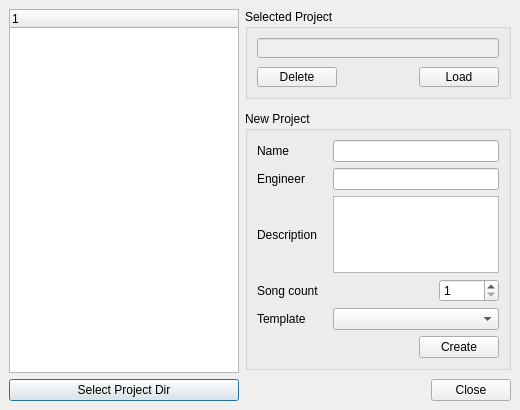
Qt form src/traverso/ui/ProjectManagerDialog.ui (ErwanLegrand/Traverso-DAW) before a commit.
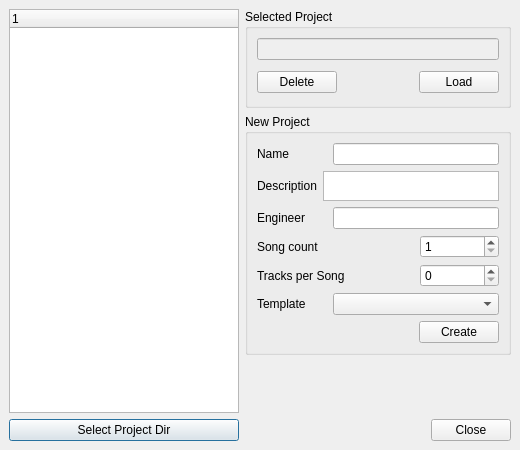
The same form after that commit.

Commit message: * Added track count spinbox to select the number of tracks to create for the new song * update song list correctly when songs are added/removed

The edit to the form file:
```diff
--- a/src/traverso/ui/ProjectManagerDialog.ui
+++ b/src/traverso/ui/ProjectManagerDialog.ui
@@ -6,7 +6,7 @@
     <x>0</x>
     <y>0</y>
     <width>520</width>
-    <height>410</height>
+    <height>450</height>
    </rect>
   </property>
   <property name="minimumSize" >
@@ -56,7 +56,7 @@
          <hsizetype>7</hsizetype>
          <vsizetype>7</vsizetype>
          <horstretch>2</horstretch>
-         <verstretch>2</verstretch>
+         <verstretch>4</verstretch>
         </sizepolicy>
        </property>
        <property name="minimumSize" >
@@ -92,7 +92,7 @@
       <number>0</number>
      </property>
      <property name="spacing" >
-      <number>9</number>
+      <number>6</number>
      </property>
      <item>
       <layout class="QVBoxLayout" >
@@ -100,7 +100,7 @@
         <number>0</number>
        </property>
        <property name="spacing" >
-        <number>12</number>
+        <number>6</number>
        </property>
        <item>
         <widget class="QGroupBox" name="groupBox_2" >
@@ -246,6 +246,47 @@
             </item>
            </layout>
           </item>
+          <item>
+           <layout class="QHBoxLayout" >
+            <property name="margin" >
+             <number>0</number>
+            </property>
+            <property name="spacing" >
+             <number>6</number>
+            </property>
+            <item>
+             <widget class="QLabel" name="label" >
+              <property name="minimumSize" >
+               <size>
+                <width>0</width>
+                <height>0</height>
+               </size>
+              </property>
+              <property name="text" >
+               <string>Description</string>
+              </property>
+             </widget>
+            </item>
+            <item>
+             <widget class="QTextEdit" name="descriptionTextEdit" >
+              <property name="sizePolicy" >
+               <sizepolicy>
+                <hsizetype>7</hsizetype>
+                <vsizetype>7</vsizetype>
+                <horstretch>0</horstretch>
+                <verstretch>0</verstretch>
+               </sizepolicy>
+              </property>
+              <property name="maximumSize" >
+               <size>
+                <width>16777215</width>
+                <height>30</height>
+               </size>
+              </property>
+             </widget>
+            </item>
+           </layout>
+          </item>
           <item>
            <layout class="QHBoxLayout" >
             <property name="margin" >
@@ -281,32 +322,6 @@
             </item>
            </layout>
           </item>
-          <item>
-           <layout class="QHBoxLayout" >
-            <property name="margin" >
-             <number>0</number>
-            </property>
-            <property name="spacing" >
-             <number>6</number>
-            </property>
-            <item>
-             <widget class="QLabel" name="label" >
-              <property name="minimumSize" >
-               <size>
-                <width>70</width>
-                <height>0</height>
-               </size>
-              </property>
-              <property name="text" >
-               <string>Description</string>
-              </property>
-             </widget>
-            </item>
-            <item>
-             <widget class="QTextEdit" name="descriptionTextEdit" />
-            </item>
-           </layout>
-          </item>
           <item>
            <layout class="QHBoxLayout" >
             <property name="margin" >
@@ -317,29 +332,32 @@
             </property>
             <item>
              <widget class="QLabel" name="label_2_2_2" >
+              <property name="sizePolicy" >
+               <sizepolicy>
+                <hsizetype>5</hsizetype>
+                <vsizetype>5</vsizetype>
+                <horstretch>2</horstretch>
+                <verstretch>0</verstretch>
+               </sizepolicy>
+              </property>
               <property name="text" >
                <string>Song count</string>
               </property>
              </widget>
             </item>
-            <item>
-             <spacer>
-              <property name="orientation" >
-               <enum>Qt::Horizontal</enum>
-              </property>
-              <property name="sizeHint" >
-               <size>
-                <width>40</width>
-                <height>20</height>
-               </size>
-              </property>
-             </spacer>
-            </item>
             <item>
              <widget class="QSpinBox" name="songCountSpinBox" >
+              <property name="sizePolicy" >
+               <sizepolicy>
+                <hsizetype>1</hsizetype>
+                <vsizetype>0</vsizetype>
+                <horstretch>1</horstretch>
+                <verstretch>0</verstretch>
+               </sizepolicy>
+              </property>
               <property name="minimumSize" >
                <size>
-                <width>60</width>
+                <width>40</width>
                 <height>0</height>
                </size>
               </property>
@@ -353,6 +371,43 @@
             </item>
            </layout>
           </item>
+          <item>
+           <layout class="QHBoxLayout" >
+            <property name="margin" >
+             <number>0</number>
+            </property>
+            <property name="spacing" >
+             <number>6</number>
+            </property>
+            <item>
+             <widget class="QLabel" name="label_2" >
+              <property name="sizePolicy" >
+               <sizepolicy>
+                <hsizetype>5</hsizetype>
+                <vsizetype>5</vsizetype>
+                <horstretch>2</horstretch>
+                <verstretch>0</verstretch>
+               </sizepolicy>
+              </property>
+              <property name="text" >
+               <string>Tracks per Song</string>
+              </property>
+             </widget>
+            </item>
+            <item>
+             <widget class="QSpinBox" name="trackCountSpinBox" >
+              <property name="sizePolicy" >
+               <sizepolicy>
+                <hsizetype>1</hsizetype>
+                <vsizetype>0</vsizetype>
+                <horstretch>1</horstretch>
+                <verstretch>0</verstretch>
+               </sizepolicy>
+              </property>
+             </widget>
+            </item>
+           </layout>
+          </item>
           <item>
            <layout class="QHBoxLayout" >
             <property name="margin" >
@@ -429,21 +484,21 @@
          </layout>
         </widget>
        </item>
+       <item>
+        <spacer>
+         <property name="orientation" >
+          <enum>Qt::Vertical</enum>
+         </property>
+         <property name="sizeHint" >
+          <size>
+           <width>254</width>
+           <height>16</height>
+          </size>
+         </property>
+        </spacer>
+       </item>
       </layout>
      </item>
-     <item>
-      <spacer>
-       <property name="orientation" >
-        <enum>Qt::Vertical</enum>
-       </property>
-       <property name="sizeHint" >
-        <size>
-         <width>243</width>
-         <height>16</height>
-        </size>
-       </property>
-      </spacer>
-     </item>
      <item>
       <widget class="QDialogButtonBox" name="buttonBox" >
        <property name="orientation" >
```
The commit also changes 4 other files.
